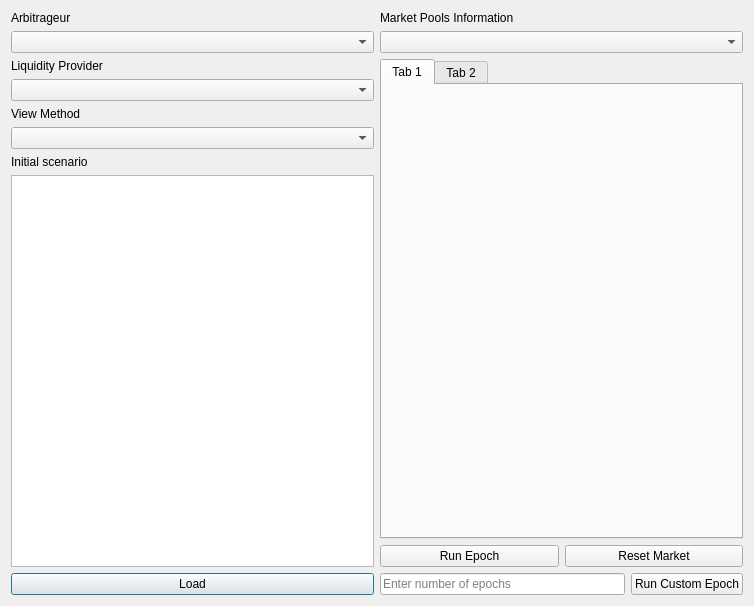
First picture: the form in SimulationPlayground.ui, repository LiquidityProtocol/AMM-Simulator, before the edit.
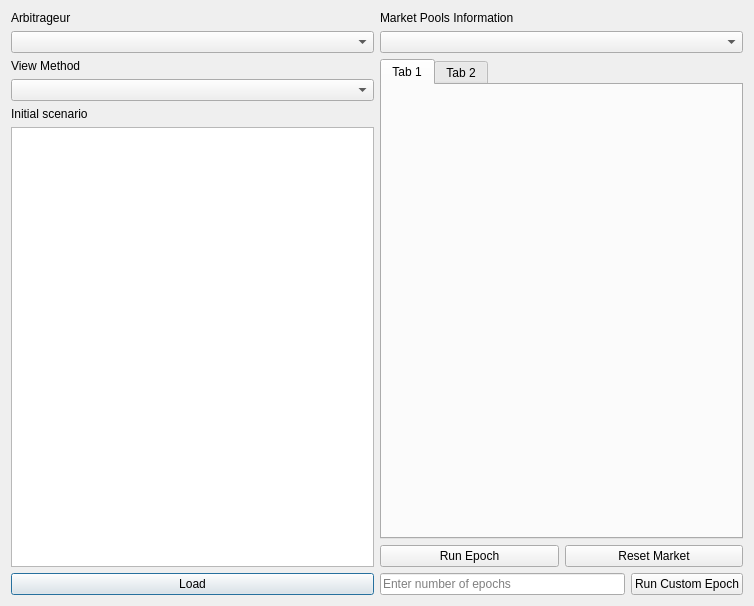
Second picture: the form after the edit.

Commit message: Add Arbitrage Behavior Selection

Patch:
```diff
--- a/SimulationPlayground.ui
+++ b/SimulationPlayground.ui
@@ -32,20 +32,6 @@
          </property>
         </widget>
        </item>
-       <item>
-        <widget class="QLabel" name="label_3">
-         <property name="text">
-          <string>Liquidity Provider</string>
-         </property>
-        </widget>
-       </item>
-       <item>
-        <widget class="QComboBox" name="LP_Options">
-         <property name="placeholderText">
-          <string>Select Behavior</string>
-         </property>
-        </widget>
-       </item>
        <item>
         <widget class="QLabel" name="label_4">
          <property name="text">
```
The commit also changes 2 other files.
